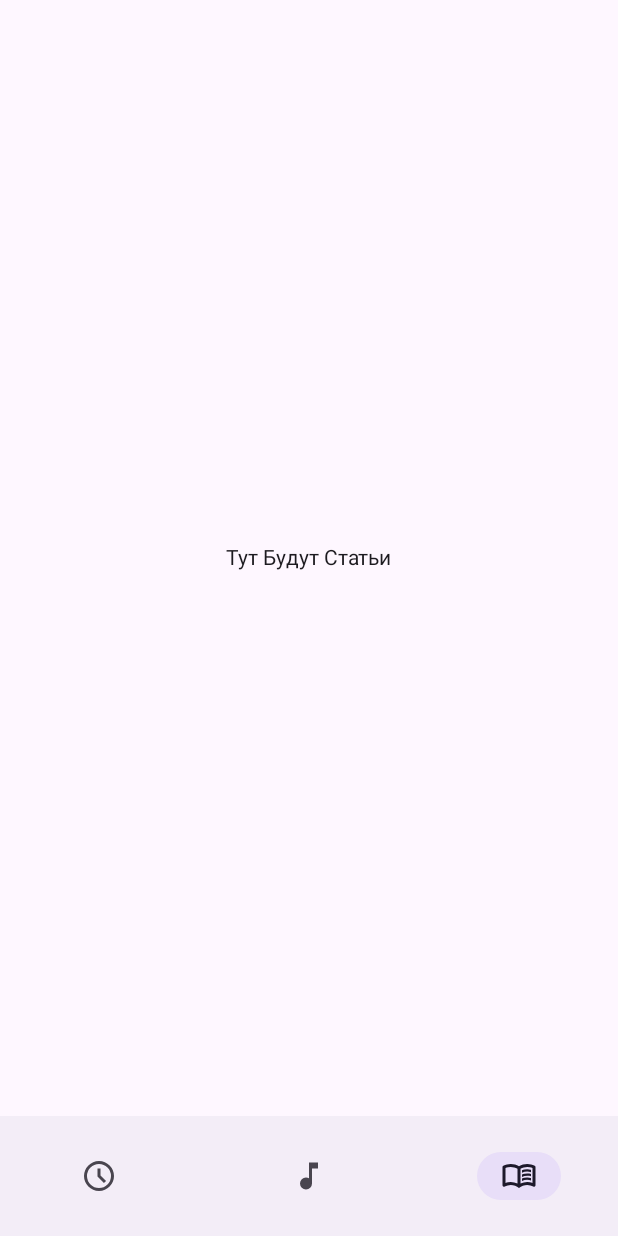
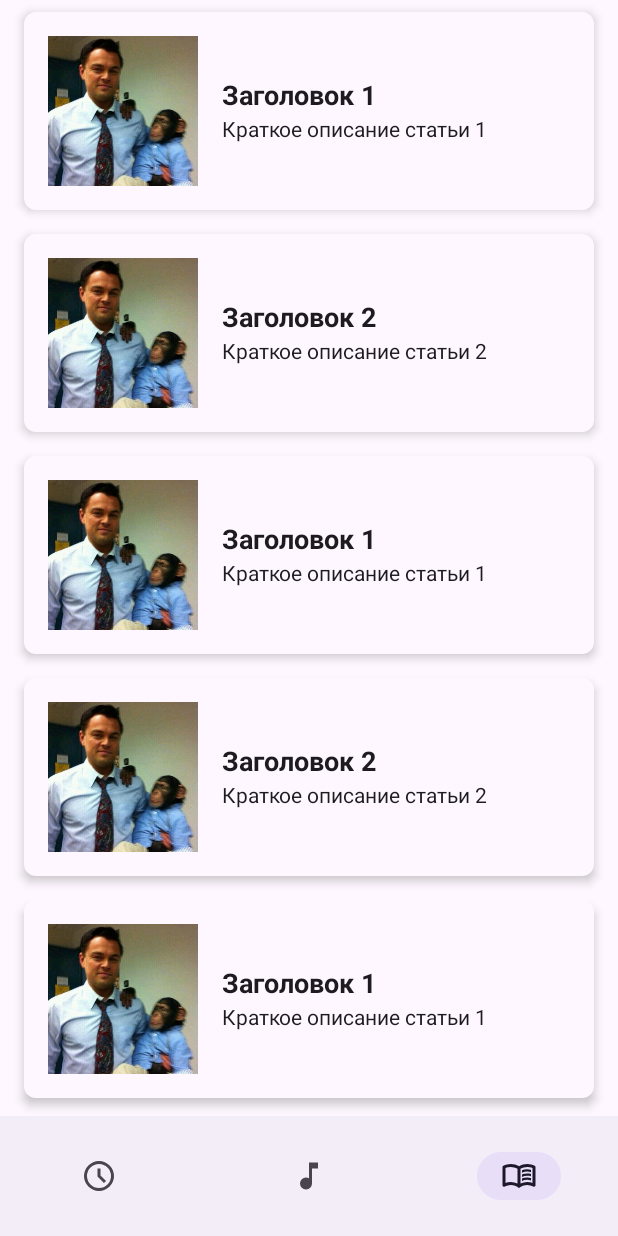
Before and after one commit to hellrunner/alarm-android-application, an Android app built with Jetpack Compose: the ArticlesScreen screen opened through its navigation route, on a phone screen of 412 x 824 dp. Run offline under Robolectric (Android 15) with nearby library versions, the light colour scheme and no system bars.

Commit message:
Added List of ArticleItem

```diff
--- a/app/build.gradle.kts
+++ b/app/build.gradle.kts
@@ -59,7 +59,7 @@ dependencies {
 
 //    implementation ("androidx.compose.material:material-icons-extended:1.8.2")
 
-
+    implementation("io.coil-kt:coil-compose:1.4.0")
     implementation("androidx.core:core-ktx:1.12.0")
     implementation("androidx.lifecycle:lifecycle-runtime-ktx:2.7.0")
     implementation("androidx.activity:activity-compose:1.8.2")
--- /dev/null
+++ b/app/src/main/java/com/example/alarmapplication/model/Article.kt
@@ -0,0 +1,9 @@
+package com.example.alarmapplication.model
+
+import androidx.annotation.DrawableRes
+
+data class Article(
+    val title: String,
+    val summary: String,
+    @DrawableRes val imageRes: Int,
+)
--- a/app/src/main/java/com/example/alarmapplication/screens/AlarmScreen.kt
+++ /dev/null
@@ -1,21 +0,0 @@
-package com.example.alarmapplication.screens
-
-import androidx.compose.foundation.layout.Box
-import androidx.compose.foundation.layout.fillMaxSize
-import androidx.compose.material3.Text
-import androidx.compose.runtime.Composable
-import androidx.compose.ui.Alignment
-import androidx.compose.ui.Modifier
-import androidx.compose.ui.text.font.FontFamily
-
-
-@Composable
-fun AlarmScreen() {
-    Box(
-        modifier = Modifier
-            .fillMaxSize(),
-        contentAlignment = Alignment.Center
-    ) {
-        Text(text = "Тут Будет Будильник")
-    }
-}
--- /dev/null
+++ b/app/src/main/java/com/example/alarmapplication/ui/components/ArticleItem.kt
@@ -0,0 +1,59 @@
+package com.example.alarmapplication.ui.components
+
+import androidx.compose.foundation.Image
+import androidx.compose.foundation.layout.*
+import androidx.compose.foundation.shape.RoundedCornerShape
+import androidx.compose.material3.*
+import androidx.compose.runtime.Composable
+import androidx.compose.ui.Alignment
+import androidx.compose.ui.Modifier
+import androidx.compose.ui.layout.ContentScale
+import androidx.compose.ui.res.painterResource
+import androidx.compose.ui.text.font.FontWeight
+import androidx.compose.ui.text.style.TextAlign
+import androidx.compose.ui.unit.dp
+import androidx.compose.ui.unit.sp
+import com.example.alarmapplication.model.Article
+
+@Composable
+fun ArticleItem(article: Article) {
+    Surface(
+        modifier = Modifier
+            .padding(horizontal = 16.dp, vertical = 8.dp)
+            .fillMaxWidth(),
+        shape = RoundedCornerShape(8.dp),
+        shadowElevation = 4.dp
+    ) {
+        Row(
+            modifier = Modifier
+                .padding(16.dp)
+        ) {
+            Image(
+                painter = painterResource(id = article.imageRes),
+                contentDescription = article.title,
+                modifier = Modifier
+                    .size(100.dp)
+                    .align(Alignment.CenterVertically),
+                contentScale = ContentScale.Crop
+            )
+            Spacer(modifier = Modifier.width(16.dp))
+            Column(
+                modifier = Modifier
+                    .align(Alignment.CenterVertically)
+                    .fillMaxWidth()
+            ) {
+                Text(
+                    text = article.title,
+                    fontWeight = FontWeight.Bold,
+                    fontSize = 18.sp,
+                    modifier = Modifier.padding(bottom = 4.dp)
+                )
+                Text(
+                    text = article.summary,
+                    fontSize = 14.sp,
+                    textAlign = TextAlign.Justify
+                )
+            }
+        }
+    }
+}
--- a/app/src/main/java/com/example/alarmapplication/screens/ArticlesScreen.kt
+++ b/app/src/main/java/com/example/alarmapplication/ui/screens/AlarmScreen.kt
@@ -1,4 +1,4 @@
-package com.example.alarmapplication.screens
+package com.example.alarmapplication.ui.screens
 
 import androidx.compose.foundation.layout.Box
 import androidx.compose.foundation.layout.fillMaxSize
@@ -6,14 +6,16 @@ import androidx.compose.material3.Text
 import androidx.compose.runtime.Composable
 import androidx.compose.ui.Alignment
 import androidx.compose.ui.Modifier
+import androidx.compose.ui.text.font.FontFamily
+
 
 @Composable
-fun ArticlesScreen() {
+fun AlarmScreen() {
     Box(
         modifier = Modifier
             .fillMaxSize(),
         contentAlignment = Alignment.Center
     ) {
-        Text(text = "Тут Будут Статьи")
+        Text(text = "Тут Будет Будильник")
     }
 }
--- /dev/null
+++ b/app/src/main/java/com/example/alarmapplication/ui/screens/ArticlesScreen.kt
@@ -0,0 +1,39 @@
+package com.example.alarmapplication.ui.screens
+
+import androidx.compose.foundation.lazy.LazyColumn
+import androidx.compose.foundation.lazy.items
+import androidx.compose.runtime.Composable
+import com.example.alarmapplication.R
+import com.example.alarmapplication.model.Article
+import com.example.alarmapplication.ui.components.ArticleItem
+
+
+@Composable
+fun ArticlesScreen() {
+    val articles = listOf(
+        Article("Заголовок 1", "Краткое описание статьи 1", R.drawable.article_image1),
+        Article("Заголовок 2", "Краткое описание статьи 2", R.drawable.article_image1),
+        Article("Заголовок 1", "Краткое описание статьи 1", R.drawable.article_image1),
+        Article("Заголовок 2", "Краткое описание статьи 2", R.drawable.article_image1),
+        Article("Заголовок 1", "Краткое описание статьи 1", R.drawable.article_image1),
+        Article("Заголовок 2", "Краткое описание статьи 2", R.drawable.article_image1)
+//        ресурсы в res/drawable
+    )
+
+    LazyColumn {
+        items(articles) { article ->
+            ArticleItem(article)
+        }
+    }
+}
+
+//@Composable
+//fun ArticlesScreen() {
+//    Box(
+//        modifier = Modifier
+//            .fillMaxSize(),
+//        contentAlignment = Alignment.Center
+//    ) {
+//        Text(text = "Тут Будут Статьи")
+//    }
+//}
--- a/app/src/main/java/com/example/alarmapplication/screens/MusicScreen.kt
+++ b/app/src/main/java/com/example/alarmapplication/ui/screens/MusicScreen.kt
@@ -1,4 +1,4 @@
-package com.example.alarmapplication.screens
+package com.example.alarmapplication.ui.screens
 
 import androidx.compose.foundation.layout.Box
 import androidx.compose.foundation.layout.fillMaxSize
--- a/build.gradle.kts
+++ b/build.gradle.kts
@@ -1,5 +1,5 @@
 // Top-level build file where you can add configuration options common to all sub-projects/modules.
 plugins {
-    id("com.android.application") version "8.2.2" apply false
+    id("com.android.application") version "8.3.0" apply false
     id("org.jetbrains.kotlin.android") version "1.9.0" apply false
 }
```
Also changed, not shown: app/src/main/java/com/example/alarmapplication/navigation/AppNavigation.kt (+3 -6 lines), app/src/main/res/drawable/article_image1.jpg (added), gradle/wrapper/gradle-wrapper.properties.
